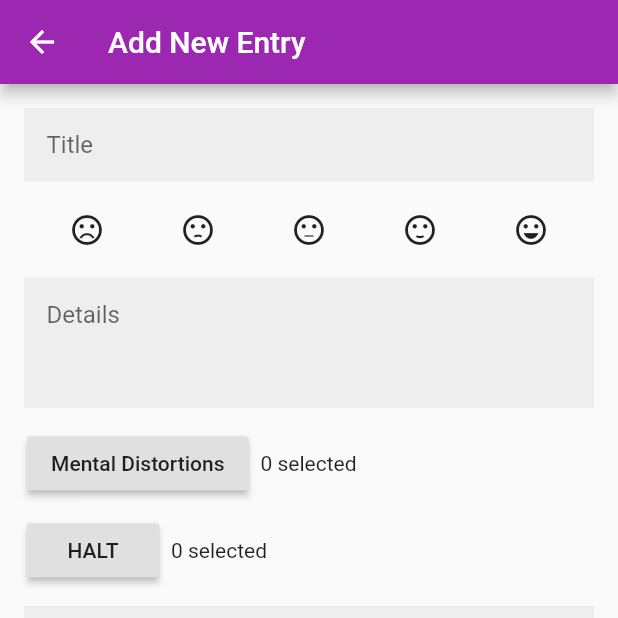
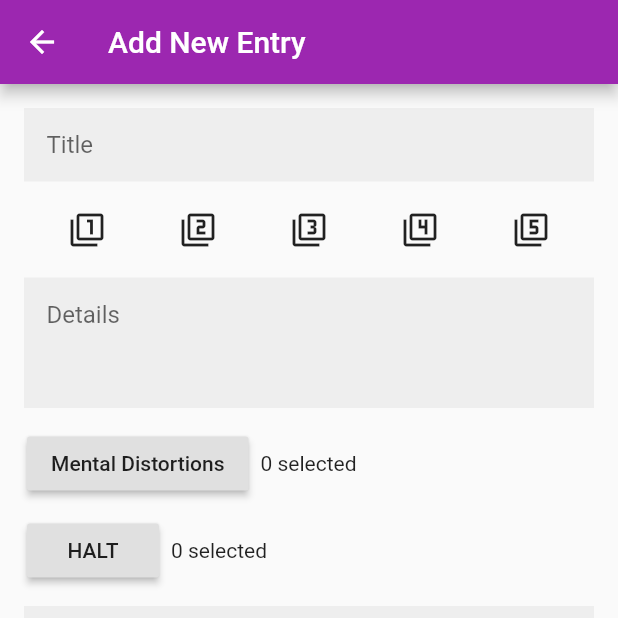
Before and after one commit to rnavroze/simple-thoughts-journal, a Flutter app: the screen it shows after launch, after a tap on the "add" icon, on a phone screen of 412 x 824 dp, the top half of it. Run offline on Flutter 3.47's test engine with Material 2 defaults, Android fonts, the phone set to English and light mode, and no system bars.

Commit message:
Changed 'mood' to 'level'.

```diff
--- a/lib/new_entry.dart
+++ b/lib/new_entry.dart
@@ -5,7 +5,9 @@ enum Mood { verySad, sad, neutral, happy, veryHappy }
 
 class JournalEntry {
   String title;
-  Mood mood;
+  int level;
+
+//  Mood mood;
   String details;
   List thoughts;
   List halt;
@@ -13,7 +15,7 @@ class JournalEntry {
 
   JournalEntry(
       {this.title,
-      this.mood,
+      this.level,
       this.details,
       this.thoughts,
       this.halt,
@@ -35,12 +37,18 @@ class _AddNewEntryState extends State<AddNewEntry> {
 
   @override
   Widget build(BuildContext context) {
+    final bottom = MediaQuery.of(context).viewInsets.bottom;
+
     return Scaffold(
         resizeToAvoidBottomInset: false,
         appBar: AppBar(
           title: Text('Add New Entry'),
         ),
-        body: Container(
+        body: SingleChildScrollView(
+            reverse: true,
+            child: Padding(
+                padding: EdgeInsets.only(bottom: bottom),
+                child: Container(
                   padding: EdgeInsets.all(8.0),
                   child: Form(
                       key: _formKey,
@@ -62,40 +70,35 @@ class _AddNewEntryState extends State<AddNewEntry> {
                             mainAxisAlignment: MainAxisAlignment.spaceEvenly,
                             children: <Widget>[
                               IconButton(
-                          icon: Icon(Icons.sentiment_very_dissatisfied),
-                          color: this._journalEntry.mood == Mood.verySad
-                              ? Colors.green
-                              : null,
+                                  icon: Icon(this._journalEntry.level == 1
+                                      ? Icons.looks_one
+                                      : Icons.filter_1),
                                   onPressed: () => setState(
-                              () => this._journalEntry.mood = Mood.verySad)),
+                                      () => this._journalEntry.level = 1)),
                               IconButton(
-                          icon: Icon(Icons.sentiment_dissatisfied),
-                          color: this._journalEntry.mood == Mood.sad
-                              ? Colors.green
-                              : null,
+                                  icon: Icon(this._journalEntry.level == 2
+                                      ? Icons.looks_two
+                                      : Icons.filter_2),
                                   onPressed: () => setState(
-                              () => this._journalEntry.mood = Mood.sad)),
+                                      () => this._journalEntry.level = 2)),
                               IconButton(
-                          icon: Icon(Icons.sentiment_neutral),
-                          color: this._journalEntry.mood == Mood.neutral
-                              ? Colors.green
-                              : null,
+                                  icon: Icon(this._journalEntry.level == 3
+                                      ? Icons.looks_3
+                                      : Icons.filter_3),
                                   onPressed: () => setState(
-                              () => this._journalEntry.mood = Mood.neutral)),
+                                      () => this._journalEntry.level = 3)),
                               IconButton(
-                          icon: Icon(Icons.sentiment_satisfied),
-                          color: this._journalEntry.mood == Mood.happy
-                              ? Colors.green
-                              : null,
+                                  icon: Icon(this._journalEntry.level == 4
+                                      ? Icons.looks_4
+                                      : Icons.filter_4),
                                   onPressed: () => setState(
-                              () => this._journalEntry.mood = Mood.happy)),
+                                      () => this._journalEntry.level = 4)),
                               IconButton(
-                          icon: Icon(Icons.sentiment_very_satisfied),
-                          color: this._journalEntry.mood == Mood.veryHappy
-                              ? Colors.green
-                              : null,
+                                  icon: Icon(this._journalEntry.level == 5
+                                      ? Icons.looks_5
+                                      : Icons.filter_5),
                                   onPressed: () => setState(
-                              () => this._journalEntry.mood = Mood.veryHappy)),
+                                      () => this._journalEntry.level = 5)),
                             ],
                           ),
                           CustomTextFormField(
@@ -114,8 +117,8 @@ class _AddNewEntryState extends State<AddNewEntry> {
                           Row(
                             children: <Widget>[
                               Padding(
-                          padding:
-                              const EdgeInsets.fromLTRB(10.0, 5.0, 8.0, 5.0),
+                                  padding: const EdgeInsets.fromLTRB(
+                                      10.0, 5.0, 8.0, 5.0),
                                   child: RaisedButton(
                                       onPressed: () {},
                                       child: Text('Mental Distortions'))),
@@ -125,9 +128,10 @@ class _AddNewEntryState extends State<AddNewEntry> {
                           Row(
                             children: <Widget>[
                               Padding(
-                        padding: const EdgeInsets.fromLTRB(10.0, 5.0, 8.0, 5.0),
-                        child:
-                            RaisedButton(onPressed: () {}, child: Text('HALT')),
+                                padding: const EdgeInsets.fromLTRB(
+                                    10.0, 5.0, 8.0, 5.0),
+                                child: RaisedButton(
+                                    onPressed: () {}, child: Text('HALT')),
                               ),
                               Text('0 selected')
                             ],
@@ -164,7 +168,7 @@ class _AddNewEntryState extends State<AddNewEntry> {
                               child: Text('Add New Entry'))
                         ],
                       )),
-        ));
+                ))));
   }
 }
 
```
Lines whose indentation alone changed are shown as unchanged.
